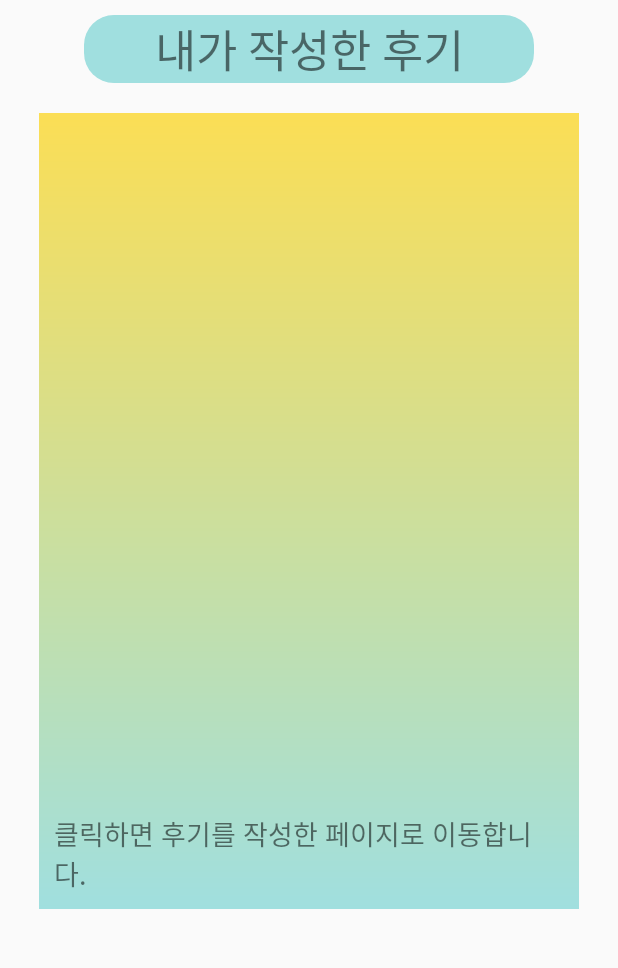
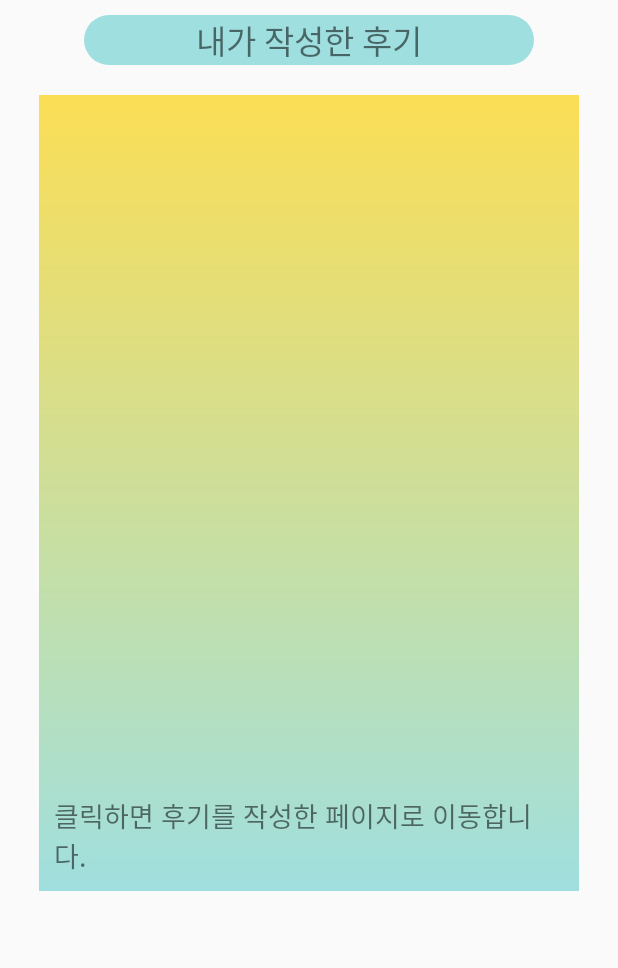
Before and after one commit to tmddus2123/SeeU, an Android app: the MyReviewActivity screen opened directly, with no data from a screen before it, on a phone screen of 412 x 824 dp, the part 120-1088 px from its top. Run offline under Robolectric (Android 15) with nearby library versions, the phone set to English and light mode, and no system bars; our stand-ins replace Firebase (no records; nobody signed in at launch, a user with empty details on screens opened directly).

Commit message:
songi makes MyReviewActivity layout, and repair search motion of MainActivity.

```diff
--- a/app/src/main/AndroidManifest.xml
+++ b/app/src/main/AndroidManifest.xml
@@ -25,7 +25,7 @@
                 <category android:name="android.intent.category.LAUNCHER" />
             </intent-filter>
         </activity>
-        <activity android:name=".MyReview" />
+        <activity android:name=".MyReviewActivity" />
         <activity android:name=".MainActivity" />
     </application>
 
--- a/app/src/main/java/com/example/seeu/MyReview.java
+++ b/app/src/main/java/com/example/seeu/MyReviewActivity.java
@@ -9,6 +9,8 @@ import android.util.Log;
 import android.widget.ArrayAdapter;
 import android.widget.ListView;
 
+import com.example.seeu.MyReview.ListViewItem;
+import com.example.seeu.MyReview.MyListAdapter;
 import com.google.android.gms.tasks.OnCompleteListener;
 import com.google.android.gms.tasks.OnFailureListener;
 import com.google.android.gms.tasks.Task;
@@ -17,27 +19,29 @@ import com.google.firebase.firestore.QueryDocumentSnapshot;
 import com.google.firebase.firestore.QuerySnapshot;
 
 import java.util.ArrayList;
+import java.util.List;
 
-public class MyReview extends AppCompatActivity {
+public class MyReviewActivity extends AppCompatActivity {
 
     ListView myRList;
-    ArrayList<String> arrayList = new ArrayList<>();
-    ArrayAdapter<String> arrayAdapter;
+    ArrayList<ListViewItem> arrayList = new ArrayList<ListViewItem>();
+    MyListAdapter arrayAdapter;
+
+    FirebaseFirestore db;
 
     @Override
     protected void onCreate(Bundle savedInstanceState) {
         super.onCreate(savedInstanceState);
         setContentView(R.layout.activity_my_review);
 
-        FirebaseFirestore db;
-
         /*Action Bar(Title bar) 받아와서 없애기*/
         ActionBar ab = getSupportActionBar();
         ab.hide();
 
         myRList = (ListView)findViewById(R.id.myRList);
-        arrayAdapter = new ArrayAdapter<String>(this, android.R.layout.simple_list_item_1, arrayList);
+        arrayAdapter = new MyListAdapter();
         myRList.setAdapter(arrayAdapter);
+
         db = FirebaseFirestore.getInstance();
 
         db.collection("Posting")
@@ -48,8 +52,10 @@ public class MyReview extends AppCompatActivity {
                     public void onComplete(@NonNull Task<QuerySnapshot> task) {
                         if(task.isSuccessful()){
                             for (QueryDocumentSnapshot document : task.getResult()) {
-                                String str=document.get("text").toString();
-                                arrayList.add(str);
+
+                                String str=document.get("text").toString().trim();
+                                //arrayAdapter.addItem(str,str,str);
+                                arrayAdapter.addItem("울산 현대예술관 소공연장","A","짱 불편함 ;;");
                                 myRList.invalidateViews();
                                 Log.d("FireStore READ", document.getId() + " => " + document.getData());
                             }
--- a/app/src/main/res/layout/activity_my_review.xml
+++ b/app/src/main/res/layout/activity_my_review.xml
@@ -5,7 +5,7 @@
     android:layout_width="match_parent"
     android:layout_height="match_parent"
     android:orientation="vertical"
-    tools:context=".MyReview">
+    tools:context=".MyReviewActivity">
 
     <ImageView
         android:layout_width="140dp"
@@ -23,7 +23,7 @@
         android:layout_marginBottom="10dp"
         android:background="@drawable/roundback1"
         android:text="내가 작성한 후기"
-        android:textSize="30dp" />
+        android:textSize="22dp" />
 
     <LinearLayout
         android:layout_marginTop="10dp"
@@ -35,7 +35,7 @@
 
         <ListView
             android:id="@+id/myRList"
-            android:layout_width="wrap_content"
+            android:layout_width="match_parent"
             android:layout_height="457dp" />
 
         <TextView
--- a/app/src/main/res/layout/custom_listview.xml
+++ b/app/src/main/res/layout/custom_listview.xml
@@ -9,7 +9,6 @@
         android:layout_width="match_parent"
         android:layout_height="wrap_content"
         android:orientation="vertical">
-
 
 
         <LinearLayout
```
Also changed, not shown: app/src/main/java/com/example/seeu/MainActivity.java (+56 -16 lines), app/src/main/java/com/example/seeu/MyReview/ListViewItem.java (added, +25 -0 lines), app/src/main/java/com/example/seeu/MyReview/MyListAdapter.java (added, +79 -0 lines), app/src/main/res/drawable/roundback3.xml (added, +7 -0 lines), app/src/main/res/layout/custom_myrlist.xml (added, +41 -0 lines).
